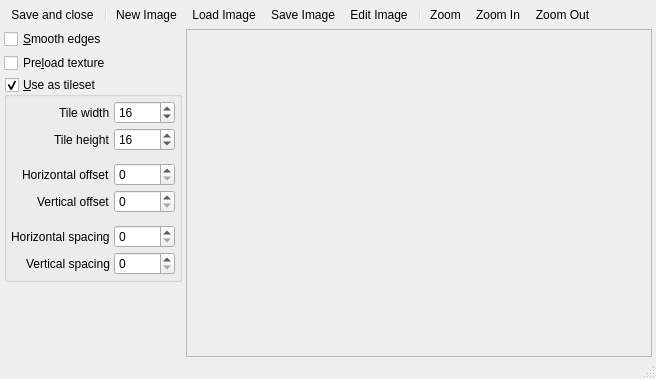
This is Editors/BackgroundEditor.ui in enigma-dev/RadialGM as Qt 5 draws it before an edit. The edited form follows.
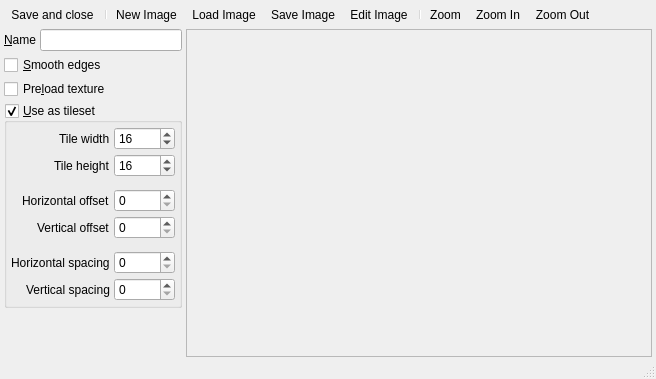
This is the edited form. Icons and pictures are not drawn. Custom widgets are drawn as their Qt base class.

Commit message: Add name label and line edit.

What changed in the file:
```diff
--- a/Editors/BackgroundEditor.ui
+++ b/Editors/BackgroundEditor.ui
@@ -111,21 +111,21 @@
        <property name="bottomMargin">
         <number>4</number>
        </property>
-       <item row="0" column="0" colspan="2">
+       <item row="1" column="0" colspan="2">
         <widget class="QCheckBox" name="smoothCheckBox">
          <property name="text">
           <string>&amp;Smooth edges</string>
          </property>
         </widget>
        </item>
-       <item row="1" column="0" colspan="2">
+       <item row="2" column="0" colspan="2">
         <widget class="QCheckBox" name="preloadCheckBox">
          <property name="text">
           <string>Pre&amp;load texture</string>
          </property>
         </widget>
        </item>
-       <item row="2" column="0" colspan="2">
+       <item row="3" column="0" colspan="2">
         <widget class="QGroupBox" name="tilesetGroupBox">
          <property name="sizePolicy">
           <sizepolicy hsizetype="Minimum" vsizetype="Fixed">
@@ -355,6 +355,19 @@
          </layout>
         </widget>
        </item>
+       <item row="0" column="0">
+        <widget class="QLabel" name="nameLabel">
+         <property name="text">
+          <string>&amp;Name</string>
+         </property>
+         <property name="buddy">
+          <cstring>nameEdit</cstring>
+         </property>
+        </widget>
+       </item>
+       <item row="0" column="1">
+        <widget class="QLineEdit" name="nameEdit"/>
+       </item>
       </layout>
      </item>
      <item>
```
